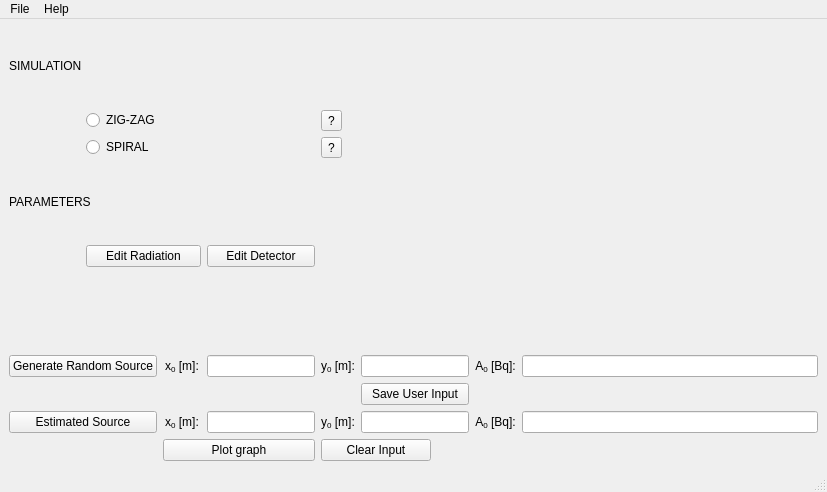
urhtrinko/DroneRadioactivity_student_job, file working_apps/simulations/MainWindow.ui: the form before one commit.
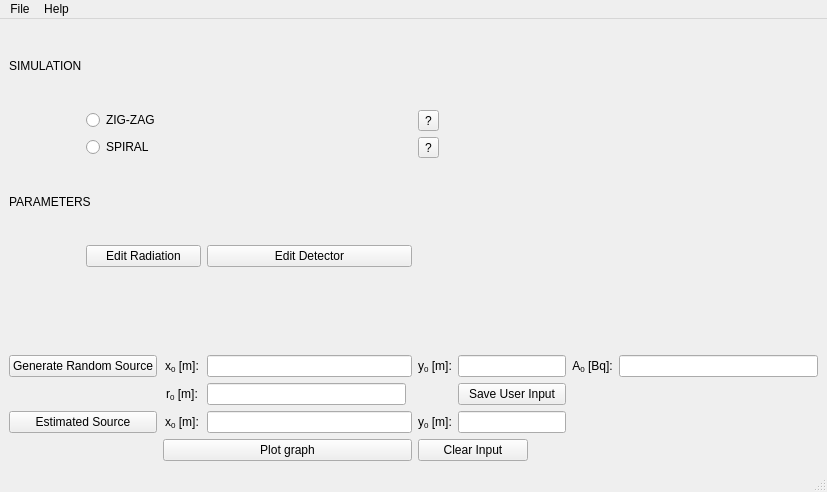
The form after the commit.

Patch:
```diff
--- a/working_apps/simulations/MainWindow.ui
+++ b/working_apps/simulations/MainWindow.ui
@@ -85,13 +85,6 @@
         </property>
        </widget>
       </item>
-      <item row="9" column="9">
-       <widget class="QLabel" name="A0labelEst">
-        <property name="text">
-         <string>&lt;html&gt;&lt;head/&gt;&lt;body&gt;&lt;p align=&quot;center&quot;&gt;A&lt;span style=&quot; vertical-align:sub;&quot;&gt;0&lt;/span&gt; [Bq]:&lt;/p&gt;&lt;/body&gt;&lt;/html&gt;</string>
-        </property>
-       </widget>
-      </item>
       <item row="4" column="1" colspan="2">
        <widget class="QPushButton" name="btnRadiation">
         <property name="text">
@@ -99,9 +92,6 @@
         </property>
        </widget>
       </item>
-      <item row="9" column="10">
-       <widget class="QLineEdit" name="A0lineEditEst"/>
-      </item>
       <item row="3" column="0" colspan="2">
        <widget class="QLabel" name="parametersLabel_2">
         <property name="text">
@@ -178,6 +168,16 @@
         </property>
        </widget>
       </item>
+      <item row="8" column="2">
+       <widget class="QLabel" name="r0labelRand">
+        <property name="text">
+         <string>&lt;html&gt;&lt;head/&gt;&lt;body&gt;&lt;p align=&quot;center&quot;&gt;r&lt;span style=&quot; vertical-align:sub;&quot;&gt;0&lt;/span&gt; [m]:&lt;/p&gt;&lt;/body&gt;&lt;/html&gt;</string>
+        </property>
+       </widget>
+      </item>
+      <item row="8" column="3">
+       <widget class="QLineEdit" name="r0lineEditRand"/>
+      </item>
      </layout>
     </item>
    </layout>
```
Left out of the diff: 1 changed line with no effect on the pictures.
